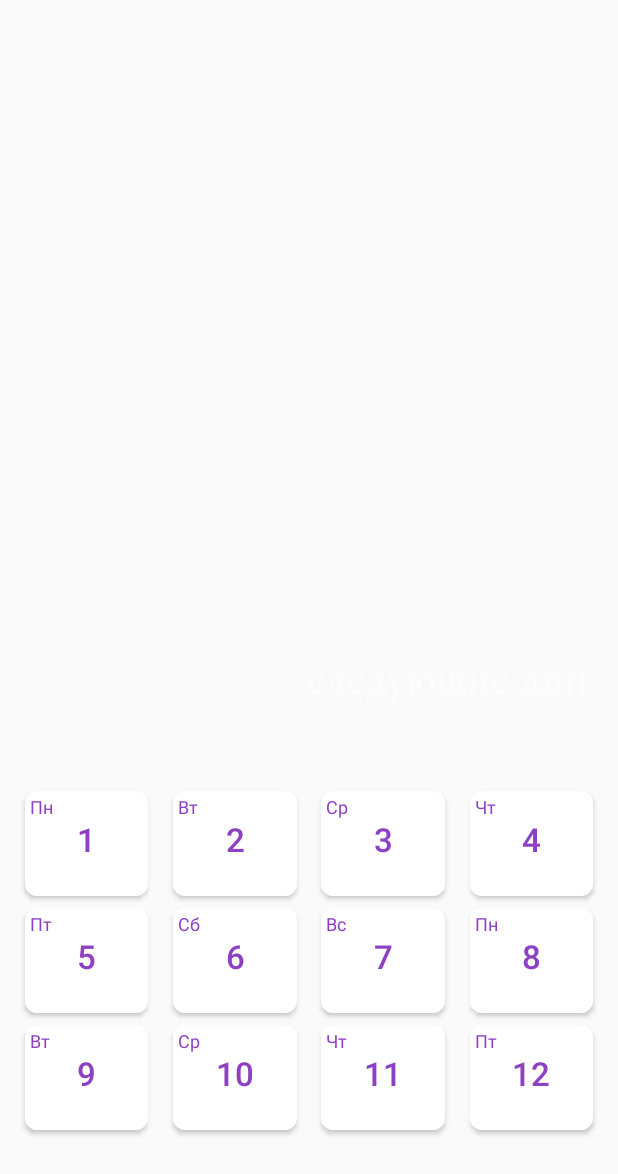
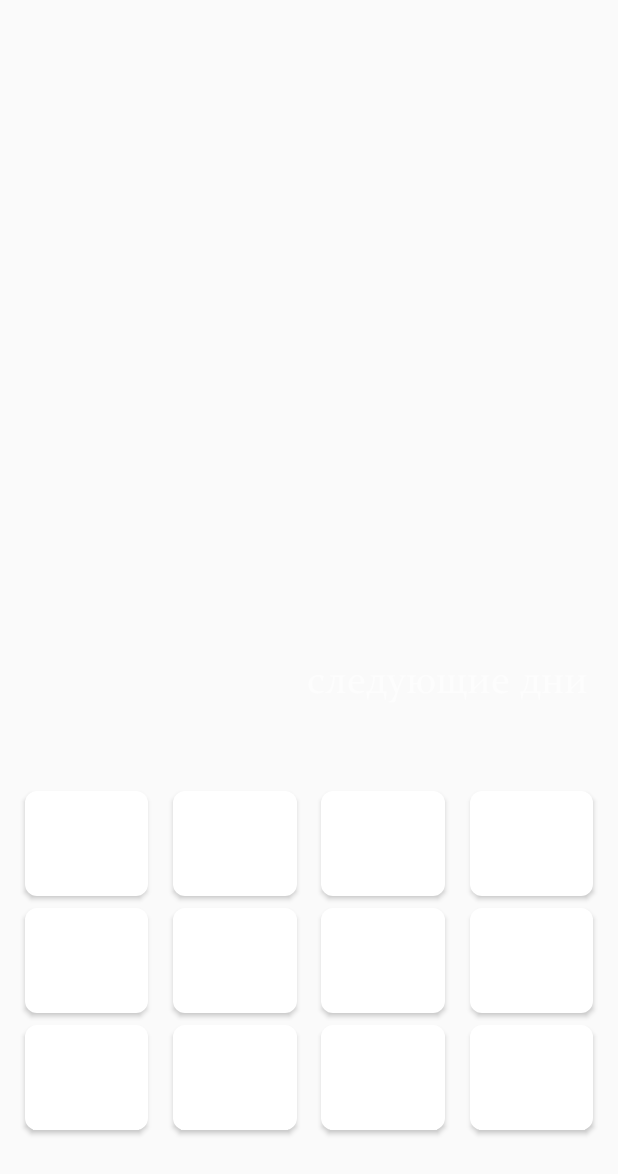
Before and after one commit to millerM907/forecast_Inflows, an Android app: the layout activity_week.xml on its own in the app's theme, with its tools: preview values and no code run, on a phone screen of 412 x 824 dp. Shown: the top 1174 px of the screen. Run offline under Robolectric (Android 15) with nearby library versions, the phone set to English and light mode, and no system bars.

Commit message:
Поправила ContentDescription во всех активити + strings.xml

```diff
--- a/app/src/main/res/layout/activity_day.xml
+++ b/app/src/main/res/layout/activity_day.xml
@@ -9,7 +9,7 @@
         android:id="@+id/iv_bg"
         android:layout_width="0dp"
         android:layout_height="0dp"
-        android:contentDescription="@string/shell"
+        android:contentDescription="@string/nothing"
         app:layout_constraintBottom_toBottomOf="parent"
         app:layout_constraintEnd_toEndOf="parent"
         app:layout_constraintHorizontal_bias="0.0"
@@ -344,7 +344,7 @@
         android:layout_height="48dp"
         android:layout_marginTop="14dp"
         android:background="#00FFFFFF"
-        android:contentDescription=""
+        android:contentDescription="@string/menu"
         app:layout_constraintEnd_toEndOf="parent"
         app:layout_constraintTop_toTopOf="parent"
         app:srcCompat="@drawable/points1" />
--- a/app/src/main/res/layout/activity_week.xml
+++ b/app/src/main/res/layout/activity_week.xml
@@ -1,7 +1,6 @@
 <?xml version="1.0" encoding="utf-8"?>
 <android.support.constraint.ConstraintLayout xmlns:android="http://schemas.android.com/apk/res/android"
     xmlns:app="http://schemas.android.com/apk/res-auto"
-    xmlns:tools="http://schemas.android.com/tools"
     android:layout_width="match_parent"
     android:layout_height="match_parent">
 
@@ -13,7 +12,7 @@
         android:layout_marginBottom="-40dp"
         android:fontFamily="@font/my_font"
         android:gravity="center"
-        android:text="следующие дни"
+        android:text="@string/next_days"
         android:textColor="#8CFFFFFF"
         android:textSize="26sp"
         app:layout_constraintBottom_toTopOf="@id/tv_month"
@@ -45,7 +44,6 @@
         android:layout_width="0dp"
         android:layout_height="0dp"
         android:background="@drawable/my_bottom3"
-        android:text="1"
         android:textColor="#8E40C4"
         android:textSize="22sp"
         app:layout_constraintEnd_toStartOf="@id/but_day2"
@@ -59,7 +57,6 @@
         android:layout_width="0dp"
         android:layout_height="0dp"
         android:background="@drawable/my_bottom3"
-        android:text="2"
         android:textColor="#8E40C4"
         android:textSize="22sp"
         app:layout_constraintEnd_toStartOf="@id/but_day3"
@@ -73,7 +70,6 @@
         android:layout_width="0dp"
         android:layout_height="0dp"
         android:background="@drawable/my_bottom3"
-        android:text="3"
         android:textColor="#8E40C4"
         android:textSize="22sp"
         app:layout_constraintEnd_toStartOf="@id/but_day4"
@@ -87,7 +83,6 @@
         android:layout_width="0dp"
         android:layout_height="0dp"
         android:background="@drawable/my_bottom3"
-        android:text="4"
         android:textColor="#8E40C4"
         android:textSize="22sp"
         app:layout_constraintEnd_toEndOf="parent"
@@ -102,7 +97,6 @@
         android:layout_height="0dp"
         android:layout_marginTop="8dp"
         android:background="@drawable/my_bottom3"
-        android:text="5"
         android:textColor="#8E40C4"
         android:textSize="22sp"
         app:layout_constraintEnd_toStartOf="@id/but_day6"
@@ -117,7 +111,6 @@
         android:layout_height="0dp"
         android:layout_marginTop="8dp"
         android:background="@drawable/my_bottom3"
-        android:text="6"
         android:textColor="#8E40C4"
         android:textSize="22sp"
         app:layout_constraintEnd_toStartOf="@id/but_day7"
@@ -132,7 +125,6 @@
         android:layout_height="0dp"
         android:layout_marginTop="8dp"
         android:background="@drawable/my_bottom3"
-        android:text="7"
         android:textColor="#8E40C4"
         android:textSize="22sp"
         app:layout_constraintEnd_toStartOf="@id/but_day8"
@@ -147,7 +139,6 @@
         android:layout_height="0dp"
         android:layout_marginTop="8dp"
         android:background="@drawable/my_bottom3"
-        android:text="8"
         android:textColor="#8E40C4"
         android:textSize="22sp"
         app:layout_constraintEnd_toEndOf="parent"
@@ -162,7 +153,6 @@
         android:layout_height="0dp"
         android:layout_marginTop="8dp"
         android:background="@drawable/my_bottom3"
-        android:text="9"
         android:textColor="#8E40C4"
         android:textSize="22sp"
         app:layout_constraintEnd_toStartOf="@id/but_day10"
@@ -177,7 +167,6 @@
         android:layout_height="0dp"
         android:layout_marginTop="8dp"
         android:background="@drawable/my_bottom3"
-        android:text="10"
         android:textColor="#8E40C4"
         android:textSize="22sp"
         app:layout_constraintEnd_toStartOf="@id/but_day11"
@@ -192,7 +181,6 @@
         android:layout_height="0dp"
         android:layout_marginTop="8dp"
         android:background="@drawable/my_bottom3"
-        android:text="11"
         android:textColor="#8E40C4"
         android:textSize="22sp"
         app:layout_constraintEnd_toStartOf="@id/but_day12"
@@ -207,7 +195,6 @@
         android:layout_height="0dp"
         android:layout_marginTop="8dp"
         android:background="@drawable/my_bottom3"
-        android:text="12"
         android:textColor="#8E40C4"
         android:textSize="22sp"
         app:layout_constraintEnd_toEndOf="parent"
@@ -223,7 +210,6 @@
         android:elevation="2dp"
         android:layout_marginTop="2dp"
         android:layout_marginStart="3dp"
-        android:text="Пн"
         android:textColor="#8E40C4"
         android:textSize="12sp"
         app:layout_constraintStart_toStartOf="@id/but_day1"
@@ -236,7 +222,6 @@
         android:elevation="2dp"
         android:layout_marginTop="2dp"
         android:layout_marginStart="3dp"
-        android:text="Вт"
         android:textColor="#8E40C4"
         android:textSize="12sp"
         app:layout_constraintStart_toStartOf="@id/but_day2"
@@ -249,7 +234,6 @@
         android:elevation="2dp"
         android:layout_marginTop="2dp"
         android:layout_marginStart="3dp"
-        android:text="Ср"
         android:textColor="#8E40C4"
         android:textSize="12sp"
         app:layout_constraintStart_toStartOf="@id/but_day3"
@@ -262,7 +246,6 @@
         android:elevation="2dp"
         android:layout_marginTop="2dp"
         android:layout_marginStart="3dp"
-        android:text="Чт"
         android:textColor="#8E40C4"
         android:textSize="12sp"
         app:layout_constraintStart_toStartOf="@id/but_day4"
@@ -275,7 +258,6 @@
         android:elevation="2dp"
         android:layout_marginTop="2dp"
         android:layout_marginStart="3dp"
-        android:text="Пт"
         android:textColor="#8E40C4"
         android:textSize="12sp"
         app:layout_constraintStart_toStartOf="@id/but_day5"
@@ -288,7 +270,6 @@
         android:elevation="2dp"
         android:layout_marginTop="2dp"
         android:layout_marginStart="3dp"
-        android:text="Сб"
         android:textColor="#8E40C4"
         android:textSize="12sp"
         app:layout_constraintStart_toStartOf="@id/but_day6"
@@ -301,7 +282,6 @@
         android:elevation="2dp"
         android:layout_marginTop="2dp"
         android:layout_marginStart="3dp"
-        android:text="Вс"
         android:textColor="#8E40C4"
         android:textSize="12sp"
         app:layout_constraintStart_toStartOf="@id/but_day7"
@@ -314,7 +294,6 @@
         android:elevation="2dp"
         android:layout_marginTop="2dp"
         android:layout_marginStart="3dp"
-        android:text="Пн"
         android:textColor="#8E40C4"
         android:textSize="12sp"
         app:layout_constraintStart_toStartOf="@id/but_day8"
@@ -327,7 +306,6 @@
         android:elevation="2dp"
         android:layout_marginTop="2dp"
         android:layout_marginStart="3dp"
-        android:text="Вт"
         android:textColor="#8E40C4"
         android:textSize="12sp"
         app:layout_constraintStart_toStartOf="@id/but_day9"
@@ -340,7 +318,6 @@
         android:elevation="2dp"
         android:layout_marginTop="2dp"
         android:layout_marginStart="3dp"
-        android:text="Ср"
         android:textColor="#8E40C4"
         android:textSize="12sp"
         app:layout_constraintStart_toStartOf="@id/but_day10"
@@ -353,7 +330,6 @@
         android:elevation="2dp"
         android:layout_marginTop="2dp"
         android:layout_marginStart="3dp"
-        android:text="Чт"
         android:textColor="#8E40C4"
         android:textSize="12sp"
         app:layout_constraintStart_toStartOf="@id/but_day11"
@@ -366,7 +342,6 @@
         android:elevation="2dp"
         android:layout_marginTop="2dp"
         android:layout_marginStart="3dp"
-        android:text="Пт"
         android:textColor="#8E40C4"
         android:textSize="12sp"
         app:layout_constraintStart_toStartOf="@id/but_day12"
```
Also changed, not shown: app/src/main/res/layout/activity_main.xml (+7 -5 lines), app/src/main/res/values/strings.xml (+3 -8 lines).
